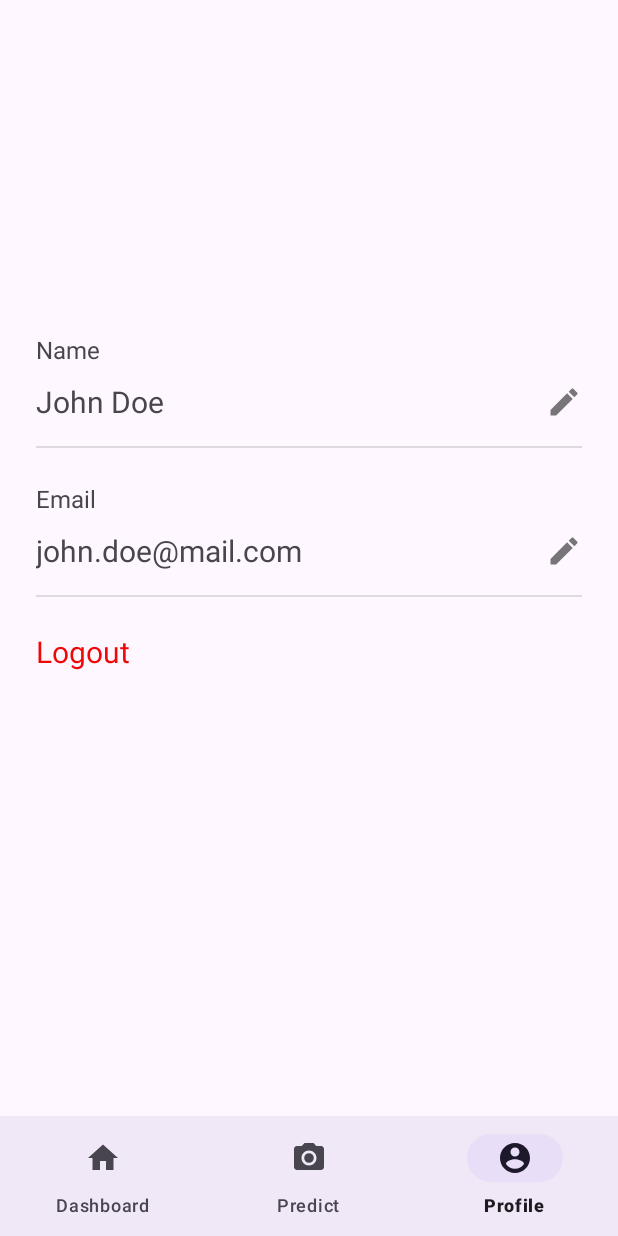
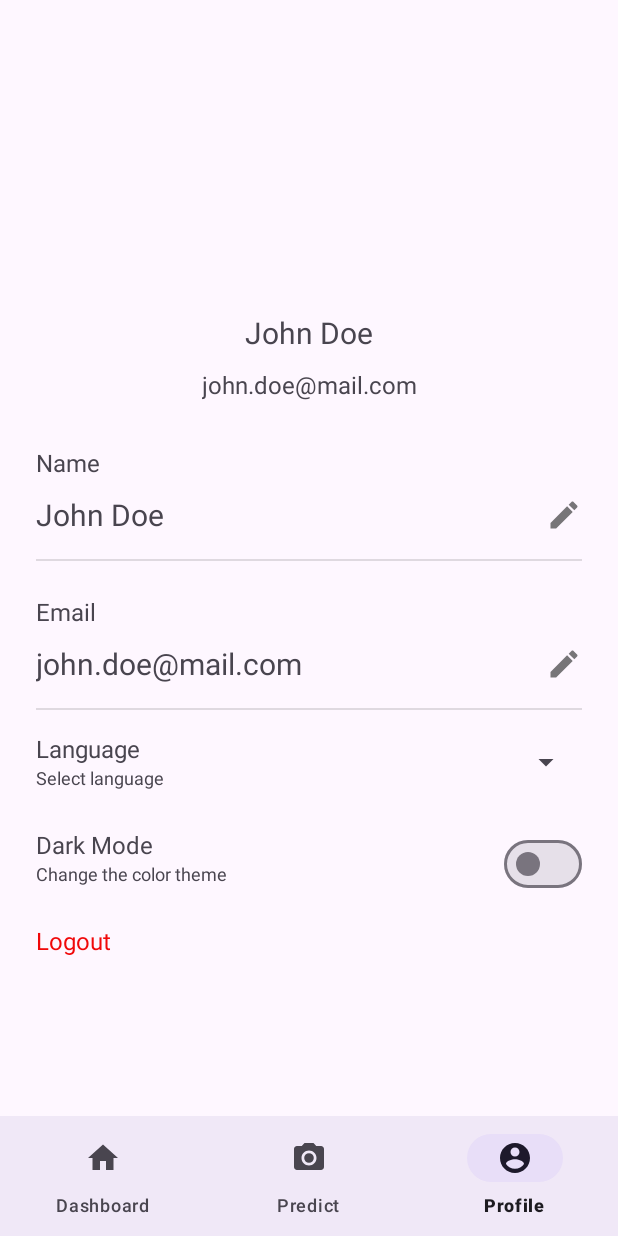
Before and after one commit to TomGuardd/MobileApp-MD, an Android app: the ProfileFragment screen opened through its navigation route, on a phone screen of 412 x 824 dp. Run offline under Robolectric (Android 15) with nearby library versions, the phone set to English and light mode, and no system bars; our stand-ins replace CircleImageView, Room's generated code, navigation-ui; network calls fail; pictures from the network do not load; 2 statements that could not run were skipped.

Commit message:
style: redesign the profile fragment

```diff
--- a/app/src/main/res/layout/fragment_profile.xml
+++ b/app/src/main/res/layout/fragment_profile.xml
@@ -1,10 +1,18 @@
 <?xml version="1.0" encoding="utf-8"?>
-<androidx.constraintlayout.widget.ConstraintLayout xmlns:android="http://schemas.android.com/apk/res/android"
+<RelativeLayout xmlns:android="http://schemas.android.com/apk/res/android"
     xmlns:app="http://schemas.android.com/apk/res-auto"
     xmlns:tools="http://schemas.android.com/tools"
     android:layout_width="match_parent"
     android:layout_height="match_parent"
     tools:context=".ui.profile.ProfileFragment">
+
+    <ScrollView
+        android:layout_width="match_parent"
+        android:layout_height="match_parent">
+
+        <androidx.constraintlayout.widget.ConstraintLayout
+            android:layout_width="match_parent"
+            android:layout_height="wrap_content">
 
             <de.hdodenhof.circleimageview.CircleImageView
                 android:id="@+id/iv_profile"
@@ -14,7 +22,36 @@
                 app:layout_constraintEnd_toEndOf="parent"
                 app:layout_constraintStart_toStartOf="parent"
                 app:layout_constraintTop_toTopOf="parent"
-        tools:src="@drawable/ic_account_circle_grey_128" />
+                app:src="@drawable/ic_account_circle_grey_128"
+                tools:src="@tools:sample/avatars" />
+
+            <TextView
+                android:id="@+id/tv_username"
+                android:layout_width="wrap_content"
+                android:layout_height="wrap_content"
+                android:layout_marginTop="16dp"
+                android:maxLines="1"
+                android:text="@string/dummy_username"
+                android:textAlignment="center"
+                android:textSize="20sp"
+                app:layout_constraintEnd_toEndOf="@id/iv_profile"
+                app:layout_constraintStart_toStartOf="@id/iv_profile"
+                app:layout_constraintTop_toBottomOf="@id/iv_profile"
+                tools:text="@string/dummy_username" />
+
+            <TextView
+                android:id="@+id/tv_email"
+                android:layout_width="wrap_content"
+                android:layout_height="wrap_content"
+                android:layout_marginTop="10dp"
+                android:maxLines="1"
+                android:text="@string/dummy_email"
+                android:textAlignment="center"
+                android:textSize="16sp"
+                app:layout_constraintEnd_toEndOf="@id/iv_profile"
+                app:layout_constraintStart_toStartOf="@id/iv_profile"
+                app:layout_constraintTop_toBottomOf="@id/tv_username"
+                tools:text="@string/dummy_email" />
 
             <TextView
                 android:id="@+id/tv_label_name"
@@ -28,10 +65,10 @@
                 android:textSize="16sp"
                 app:layout_constraintEnd_toEndOf="parent"
                 app:layout_constraintStart_toStartOf="parent"
-        app:layout_constraintTop_toBottomOf="@id/iv_profile" />
+                app:layout_constraintTop_toBottomOf="@id/tv_email" />
 
             <TextView
-        android:id="@+id/tv_username"
+                android:id="@+id/tv_username_edit"
                 android:layout_width="0dp"
                 android:layout_height="wrap_content"
                 android:layout_marginStart="24dp"
@@ -52,10 +89,10 @@
                 android:layout_marginEnd="24dp"
                 android:contentDescription="@string/edit_name"
                 android:src="@drawable/ic_edit_grey_24"
-        app:layout_constraintBottom_toBottomOf="@+id/tv_username"
+                app:layout_constraintBottom_toBottomOf="@+id/tv_username_edit"
                 app:layout_constraintEnd_toEndOf="parent"
-        app:layout_constraintStart_toEndOf="@+id/tv_username"
-        app:layout_constraintTop_toTopOf="@+id/tv_username" />
+                app:layout_constraintStart_toEndOf="@+id/tv_username_edit"
+                app:layout_constraintTop_toTopOf="@+id/tv_username_edit" />
 
             <View
                 android:layout_width="0dp"
@@ -64,8 +101,8 @@
                 android:background="?android:attr/listDivider"
                 android:orientation="vertical"
                 app:layout_constraintEnd_toEndOf="@id/btn_edit_name"
-        app:layout_constraintStart_toStartOf="@id/tv_username"
-        app:layout_constraintTop_toBottomOf="@id/tv_username" />
+                app:layout_constraintStart_toStartOf="@id/tv_username_edit"
+                app:layout_constraintTop_toBottomOf="@id/tv_username_edit" />
 
             <TextView
                 android:id="@+id/tv_label_email"
@@ -79,10 +116,10 @@
                 android:textSize="16sp"
                 app:layout_constraintEnd_toEndOf="parent"
                 app:layout_constraintStart_toStartOf="parent"
-        app:layout_constraintTop_toBottomOf="@id/tv_username" />
+                app:layout_constraintTop_toBottomOf="@id/tv_username_edit" />
 
             <TextView
-        android:id="@+id/tv_email"
+                android:id="@+id/tv_email_edit"
                 android:layout_width="0dp"
                 android:layout_height="wrap_content"
                 android:layout_marginStart="24dp"
@@ -103,10 +140,10 @@
                 android:layout_marginEnd="24dp"
                 android:contentDescription="@string/edit_email"
                 android:src="@drawable/ic_edit_grey_24"
-        app:layout_constraintBottom_toBottomOf="@+id/tv_email"
+                app:layout_constraintBottom_toBottomOf="@+id/tv_email_edit"
                 app:layout_constraintEnd_toEndOf="parent"
-        app:layout_constraintStart_toEndOf="@+id/tv_email"
-        app:layout_constraintTop_toTopOf="@+id/tv_email" />
+                app:layout_constraintStart_toEndOf="@+id/tv_email_edit"
+                app:layout_constraintTop_toTopOf="@+id/tv_email_edit" />
 
             <View
                 android:layout_width="0dp"
@@ -115,15 +152,40 @@
                 android:background="?android:attr/listDivider"
                 android:orientation="vertical"
                 app:layout_constraintEnd_toEndOf="@id/btn_edit_name"
-        app:layout_constraintStart_toStartOf="@id/tv_username"
-        app:layout_constraintTop_toBottomOf="@id/tv_email" />
+                app:layout_constraintStart_toStartOf="@id/tv_username_edit"
+                app:layout_constraintTop_toBottomOf="@id/tv_email_edit" />
+
+            <include
+                android:id="@+id/included_language_setting"
+                layout="@layout/layout_language_setting"
+                android:layout_width="0dp"
+                android:layout_height="wrap_content"
+                android:layout_marginStart="16dp"
+                android:layout_marginTop="24dp"
+                android:layout_marginEnd="16dp"
+                app:layout_constraintEnd_toEndOf="parent"
+                app:layout_constraintStart_toStartOf="parent"
+                app:layout_constraintTop_toBottomOf="@id/tv_email_edit" />
+
+            <include
+                android:id="@+id/included_darkmode_setting"
+                layout="@layout/layout_darkmode_setting"
+                android:layout_width="0dp"
+                android:layout_height="wrap_content"
+                android:layout_marginStart="16dp"
+                android:layout_marginTop="8dp"
+                android:layout_marginEnd="16dp"
+                app:layout_constraintEnd_toEndOf="parent"
+                app:layout_constraintStart_toStartOf="parent"
+                app:layout_constraintTop_toBottomOf="@id/included_language_setting" />
+
 
             <TextView
                 android:id="@+id/tv_logout"
                 android:layout_width="0dp"
                 android:layout_height="wrap_content"
                 android:layout_marginStart="24dp"
-        android:layout_marginTop="40dp"
+                android:layout_marginTop="8dp"
                 android:layout_marginEnd="16dp"
                 android:layout_marginBottom="24dp"
                 android:clickable="true"
@@ -131,9 +193,11 @@
                 android:onClick="logout"
                 android:text="@string/logout"
                 android:textColor="@color/red_logout"
-        android:textSize="20sp"
+                android:textSize="16sp"
                 app:layout_constraintEnd_toEndOf="parent"
                 app:layout_constraintStart_toStartOf="parent"
-        app:layout_constraintTop_toBottomOf="@id/tv_email" />
+                app:layout_constraintTop_toBottomOf="@id/included_darkmode_setting" />
+        </androidx.constraintlayout.widget.ConstraintLayout>
+    </ScrollView>
 
-</androidx.constraintlayout.widget.ConstraintLayout>
+</RelativeLayout>
--- /dev/null
+++ b/app/src/main/res/layout/layout_darkmode_setting.xml
@@ -0,0 +1,36 @@
+<?xml version="1.0" encoding="utf-8"?>
+<LinearLayout xmlns:android="http://schemas.android.com/apk/res/android"
+    android:id="@+id/layout_language_setting"
+    android:layout_width="match_parent"
+    android:layout_height="wrap_content"
+    android:orientation="horizontal"
+    android:padding="8dp">
+
+    <LinearLayout
+        android:layout_width="wrap_content"
+        android:layout_height="wrap_content"
+        android:orientation="vertical">
+
+        <TextView
+            android:layout_width="match_parent"
+            android:layout_height="wrap_content"
+            android:text="@string/dark_mode"
+            android:textSize="16sp" />
+
+        <TextView
+            android:layout_width="match_parent"
+            android:layout_height="wrap_content"
+            android:text="@string/dark_mode_description"
+            android:textSize="12sp" />
+    </LinearLayout>
+
+    <com.google.android.material.materialswitch.MaterialSwitch
+        android:id="@+id/switch1"
+        android:layout_width="0dp"
+        android:layout_height="wrap_content"
+        android:layout_gravity="end|center"
+        android:layout_marginStart="50dp"
+        android:layout_weight="1" />
+
+
+</LinearLayout>
--- /dev/null
+++ b/app/src/main/res/layout/layout_language_setting.xml
@@ -0,0 +1,41 @@
+<?xml version="1.0" encoding="utf-8"?>
+<LinearLayout xmlns:android="http://schemas.android.com/apk/res/android"
+    android:id="@+id/layout_language_setting"
+    android:layout_width="match_parent"
+    android:layout_height="wrap_content"
+    android:orientation="horizontal"
+    android:padding="8dp">
+
+    <LinearLayout
+        android:layout_width="wrap_content"
+        android:layout_height="wrap_content"
+        android:orientation="vertical">
+
+        <TextView
+            android:layout_width="match_parent"
+            android:layout_height="wrap_content"
+            android:text="@string/languages"
+            android:textSize="16sp" />
+
+        <TextView
+            android:layout_width="match_parent"
+            android:layout_height="wrap_content"
+            android:text="@string/language_desc"
+            android:textSize="12sp" />
+    </LinearLayout>
+
+<!--    <LinearLayout-->
+<!--        android:layout_width="1dp"-->
+<!--        android:layout_height="match_parent"-->
+<!--        android:layout_gravity="center"-->
+<!--        android:layout_marginStart="100dp"-->
+<!--        android:background="#AFAFAF" />-->
+
+    <androidx.appcompat.widget.AppCompatSpinner
+        android:id="@+id/sp_language"
+        android:layout_width="match_parent"
+        android:layout_height="40dp"
+        android:layout_gravity="end|center"
+        android:layout_marginStart="150dp" />
+
+</LinearLayout>
--- a/app/src/main/res/layout/layout_profile_dashboard.xml
+++ b/app/src/main/res/layout/layout_profile_dashboard.xml
@@ -50,7 +50,7 @@
         card_view:layout_constraintTop_toTopOf="@id/iv_profile" />
 
     <TextView
-        android:id="@+id/tv_email"
+        android:id="@+id/tv_email_edit"
         android:layout_width="0dp"
         android:layout_height="wrap_content"
         android:layout_marginStart="12dp"
--- a/app/src/main/res/values/strings.xml
+++ b/app/src/main/res/values/strings.xml
@@ -41,4 +41,8 @@
     <string name="item_banner_thumbnail">Prediction thumbnail</string>
     <string name="date_label">Taken at</string>
     <string name="prediction_history">Your prediction history</string>
+    <string name="languages">Language</string>
+    <string name="language_desc">Select language</string>
+    <string name="dark_mode">Dark Mode</string>
+    <string name="dark_mode_description">Change the color theme</string>
 </resources>
```
Lines whose indentation alone changed are shown as unchanged.
